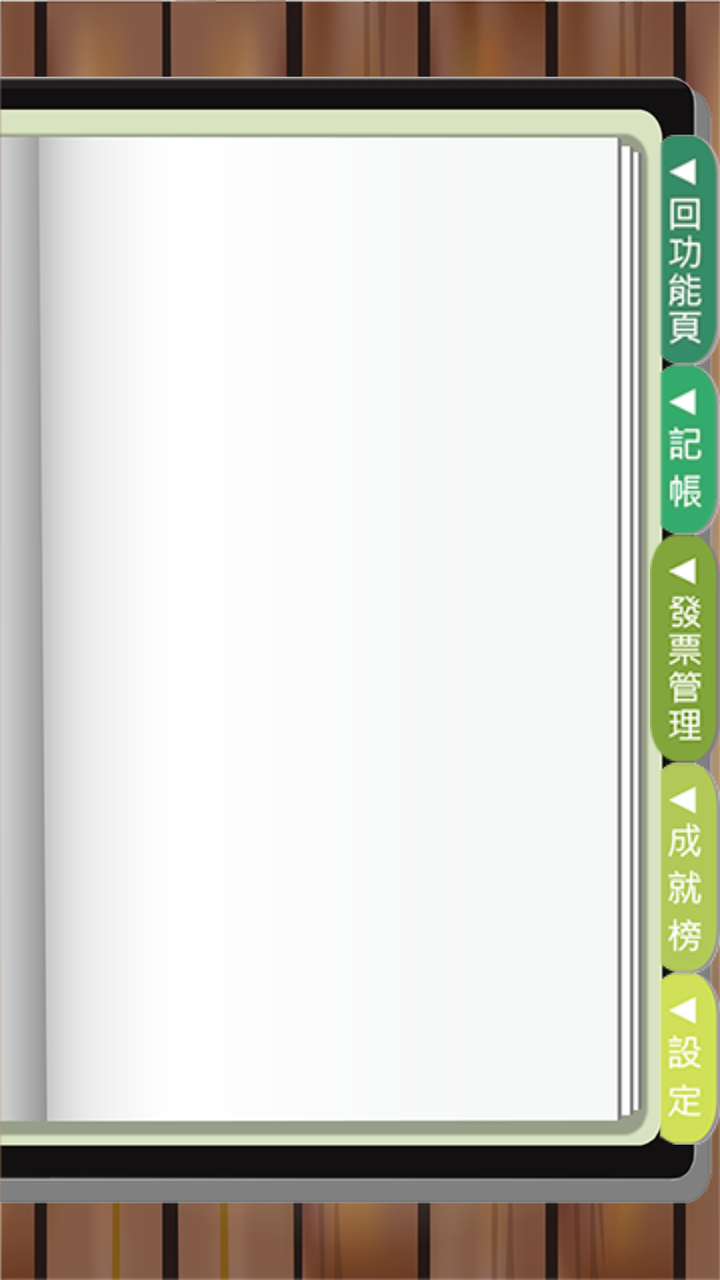
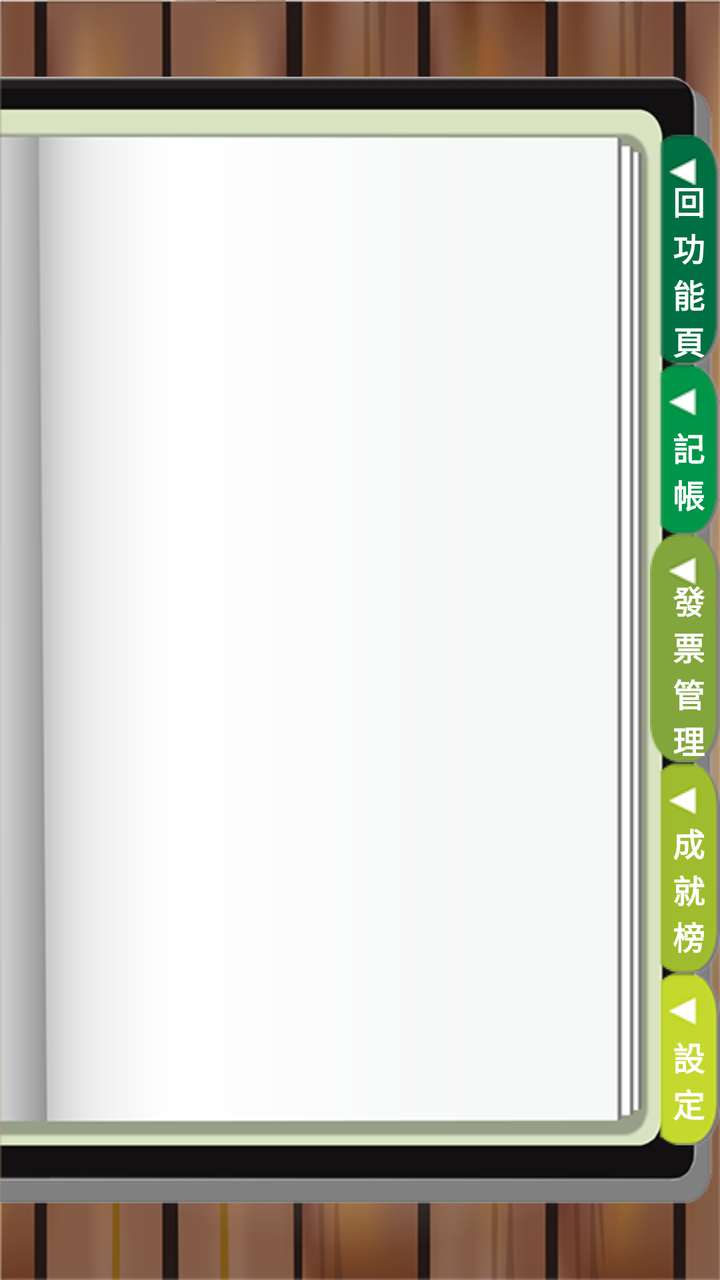

Compare the two renders of this Android layout. The source of the first and the diff that turns it into the second are given below.
<!-- AndroidManifest.xml: application theme AppTheme -->
<!-- res/layout/activity_manager.xml -->
<RelativeLayout xmlns:android="http://schemas.android.com/apk/res/android"
    xmlns:tools="http://schemas.android.com/tools"
    android:layout_width="match_parent"
    android:layout_height="match_parent"
    android:background="@drawable/bg_wood"
    tools:context=".MainActivity" >

    <ImageView
        android:id="@+id/imageView1"
        android:layout_width="match_parent"
        android:layout_height="match_parent"
        android:layout_alignParentLeft="true"
        android:src="@drawable/bg_book" />

    <LinearLayout
        android:layout_width="match_parent"
        android:layout_height="wrap_content"
        android:layout_centerInParent="true"
        android:gravity="right"
        android:orientation="vertical" >

        <ImageButton
            android:id="@+id/imageButton1"
            android:layout_width="wrap_content"
            android:layout_height="wrap_content"
            android:background="@color/transparent"
            android:src="@drawable/btn_backfunc" />

        <ImageButton
            android:id="@+id/imageButton2"
            android:layout_width="wrap_content"
            android:layout_height="wrap_content"
            android:background="@color/transparent"
            android:src="@drawable/btn_account" />

        <ImageButton
            android:id="@+id/imageButton3"
            android:layout_width="wrap_content"
            android:layout_height="wrap_content"
            android:background="@color/transparent"
            android:src="@drawable/main_manager" />

        <ImageButton
            android:id="@+id/imageButton4"
            android:layout_width="wrap_content"
            android:layout_height="wrap_content"
            android:background="@color/transparent"
            android:src="@drawable/btn_social" />

        <ImageButton
            android:id="@+id/imageButton5"
            android:layout_width="wrap_content"
            android:layout_height="wrap_content"
            android:background="@color/transparent"
            android:src="@drawable/btn_setting" />

    </LinearLayout>
    

</RelativeLayout>
<!-- resources referenced by this layout -->
<resources>
  <color name="transparent">#00000000</color>
  <!-- drawable bg_book: png bitmap (drawable-mdpi, 14514 bytes) -->
  <!-- drawable bg_wood: png bitmap (drawable-mdpi, 216225 bytes) -->
  <!-- drawable btn_account: png bitmap (drawable-mdpi, 6640 bytes) -->
  <!-- drawable btn_backfunc: png bitmap (drawable-mdpi, 8297 bytes) -->
  <!-- drawable btn_setting: png bitmap (drawable-mdpi, 6651 bytes) -->
  <!-- drawable btn_social: png bitmap (drawable-mdpi, 7504 bytes) -->
  <!-- drawable main_manager: png bitmap (drawable-mdpi, 8908 bytes) -->
  <style name="AppTheme" parent="AppBaseTheme">
          
      </style>
  <style name="AppBaseTheme" parent="android:Theme.Light">
  	    <item name="android:windowNoTitle">true</item>
          
      </style>
</resources>

<!-- the commit's change to res/layout/activity_manager.xml (unified diff, before → after) -->
@@ -19,42 +19,126 @@
         android:gravity="right"
         android:orientation="vertical" >
 
-        <ImageButton
-            android:id="@+id/imageButton1"
+        <RelativeLayout
             android:layout_width="wrap_content"
-            android:layout_height="wrap_content"
-            android:background="@color/transparent"
-            android:src="@drawable/btn_backfunc" />
+            android:layout_height="wrap_content" >
 
-        <ImageButton
-            android:id="@+id/imageButton2"
+            <ImageButton
+                android:id="@+id/imageButton1"
+                android:layout_width="wrap_content"
+                android:layout_height="wrap_content"
+                android:background="@color/transparent"
+                android:src="@drawable/btn_backfunc" />
+
+            <TextView
+                android:id="@+id/textView1"
+                android:layout_width="wrap_content"
+                android:layout_height="wrap_content"
+                android:layout_centerInParent="true"
+                android:text="\n 回\n 功\n 能\n 頁"
+                android:textColor="#ffffff"
+                android:textSize="16sp"
+                android:textStyle="bold"
+                android:visibility="visible" />
+
+        </RelativeLayout>
+
+        <RelativeLayout
             android:layout_width="wrap_content"
-            android:layout_height="wrap_content"
-            android:background="@color/transparent"
-            android:src="@drawable/btn_account" />
+            android:layout_height="wrap_content" >
 
-        <ImageButton
-            android:id="@+id/imageButton3"
+            <ImageButton
+                android:id="@+id/imageButton2"
+                android:layout_width="wrap_content"
+                android:layout_height="wrap_content"
+                android:background="@color/transparent"
+                android:src="@drawable/btn_account" />
+
+            <TextView
+                android:id="@+id/textView2"
+                android:layout_width="wrap_content"
+                android:layout_height="wrap_content"
+                android:layout_centerInParent="true"
+                android:text="\n 記\n 帳"
+                android:textColor="#ffffff"
+                android:textSize="16sp"
+                android:textStyle="bold"
+                android:visibility="visible" />
+
+        </RelativeLayout>
+
+        <RelativeLayout
             android:layout_width="wrap_content"
-            android:layout_height="wrap_content"
-            android:background="@color/transparent"
-            android:src="@drawable/main_manager" />
+            android:layout_height="wrap_content" >
 
-        <ImageButton
-            android:id="@+id/imageButton4"
+            <ImageButton
+                android:id="@+id/imageButton3"
+                android:layout_width="wrap_content"
+                android:layout_height="wrap_content"
+                android:background="@color/transparent"
+                android:src="@drawable/main_manager" />
+
+            <TextView
+                android:id="@+id/textView3"
+                android:layout_width="wrap_content"
+                android:layout_height="wrap_content"
+                android:layout_centerInParent="true"
+                android:text="\n 發\n 票\n 管\n 理"
+                android:textColor="#ffffff"
+                android:textSize="16sp"
+                android:textStyle="bold"
+                android:visibility="visible" />
+
+        </RelativeLayout>
+
+        <RelativeLayout
             android:layout_width="wrap_content"
-            android:layout_height="wrap_content"
-            android:background="@color/transparent"
-            android:src="@drawable/btn_social" />
+            android:layout_height="wrap_content" >
 
-        <ImageButton
-            android:id="@+id/imageButton5"
+            <ImageButton
+                android:id="@+id/imageButton4"
+                android:layout_width="wrap_content"
+                android:layout_height="wrap_content"
+                android:background="@color/transparent"
+                android:src="@drawable/btn_social" />
+
+            <TextView
+                android:id="@+id/textView4"
+                android:layout_width="wrap_content"
+                android:layout_height="wrap_content"
+                android:layout_centerInParent="true"
+                android:text="\n 成\n 就\n 榜"
+                android:textColor="#ffffff"
+                android:textSize="16sp"
+                android:textStyle="bold"
+                android:visibility="visible" />
+
+        </RelativeLayout>
+
+        <RelativeLayout
             android:layout_width="wrap_content"
-            android:layout_height="wrap_content"
-            android:background="@color/transparent"
-            android:src="@drawable/btn_setting" />
+            android:layout_height="wrap_content" >
+
+            <ImageButton
+                android:id="@+id/imageButton5"
+                android:layout_width="wrap_content"
+                android:layout_height="wrap_content"
+                android:background="@color/transparent"
+                android:src="@drawable/btn_setting" />
+
+            <TextView
+                android:id="@+id/textView5"
+                android:layout_width="wrap_content"
+                android:layout_height="wrap_content"
+                android:layout_centerInParent="true"
+                android:text="\n 設\n 定"
+                android:textColor="#ffffff"
+                android:textSize="16sp"
+                android:textStyle="bold"
+                android:visibility="visible" />
+
+        </RelativeLayout>
 
     </LinearLayout>
-    
 
 </RelativeLayout>
<!-- resource entries referenced after the edit -->
@@ -3,11 +3,11 @@
   <color name="transparent">#00000000</color>
   <!-- drawable bg_book: png bitmap (drawable-mdpi, 14514 bytes) -->
   <!-- drawable bg_wood: png bitmap (drawable-mdpi, 216225 bytes) -->
-  <!-- drawable btn_account: png bitmap (drawable-mdpi, 6640 bytes) -->
-  <!-- drawable btn_backfunc: png bitmap (drawable-mdpi, 8297 bytes) -->
-  <!-- drawable btn_setting: png bitmap (drawable-mdpi, 6651 bytes) -->
-  <!-- drawable btn_social: png bitmap (drawable-mdpi, 7504 bytes) -->
-  <!-- drawable main_manager: png bitmap (drawable-mdpi, 8908 bytes) -->
+  <!-- drawable btn_account: png bitmap (drawable-mdpi, 4446 bytes) -->
+  <!-- drawable btn_backfunc: png bitmap (drawable-mdpi, 4521 bytes) -->
+  <!-- drawable btn_setting: png bitmap (drawable-mdpi, 4490 bytes) -->
+  <!-- drawable btn_social: png bitmap (drawable-mdpi, 4511 bytes) -->
+  <!-- drawable main_manager: png bitmap (drawable-mdpi, 4123 bytes) -->
   <style name="AppTheme" parent="AppBaseTheme">
           
       </style>
